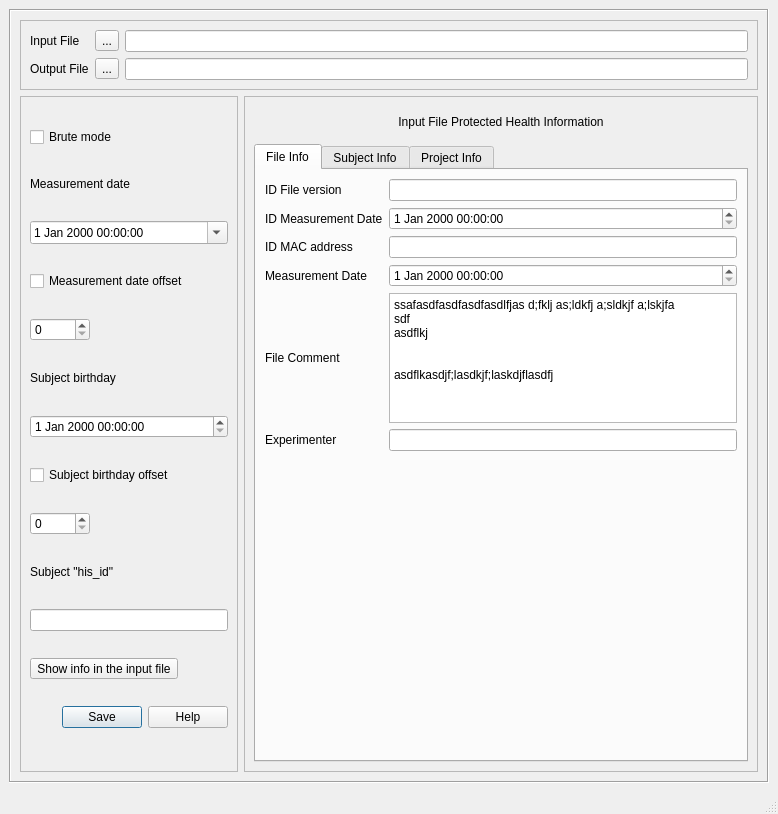
Qt form applications/mne_anonymize/mainwindow.ui (mne-tools/mne-cpp) before a commit.
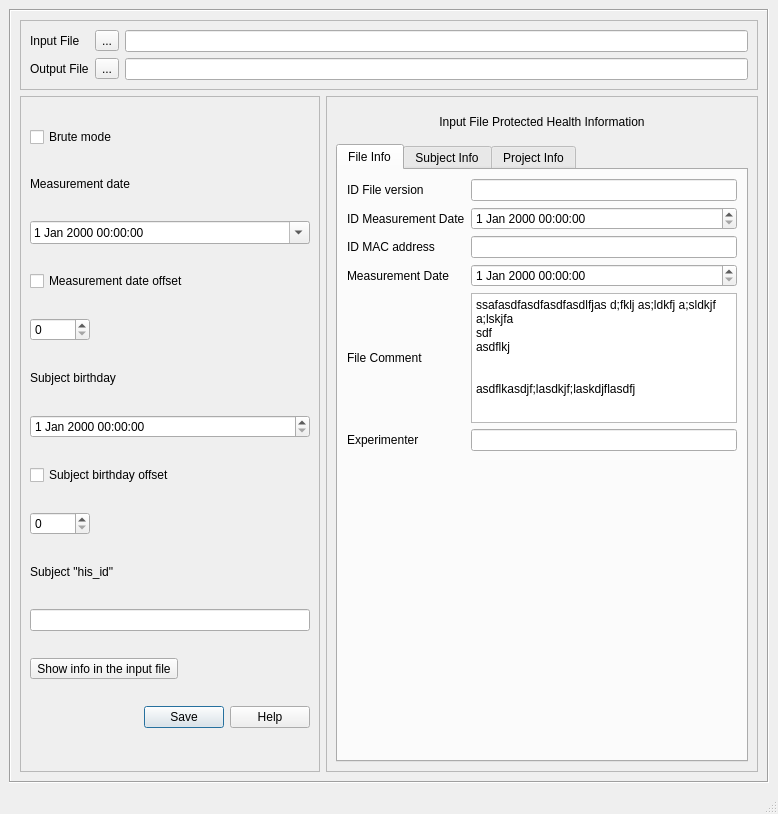
The same form after that commit.

Commit message: max size main controls is 300

The edit to the form file:
```diff
--- a/applications/mne_anonymize/mainwindow.ui
+++ b/applications/mne_anonymize/mainwindow.ui
@@ -171,7 +171,7 @@
              </property>
              <property name="maximumSize">
               <size>
-               <width>218</width>
+               <width>300</width>
                <height>16777215</height>
               </size>
              </property>
```
